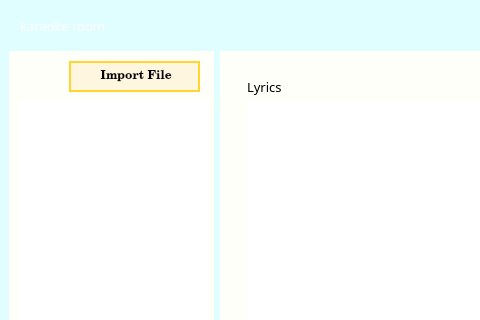
This is karaokeUI.ui in nimudebi/CSCI3280_2023_Group2 as Qt 5 draws it before an edit; both pictures show x 0 to 480 and y 0 to 320 of the 1050 by 750 pixel window. The edited form follows.
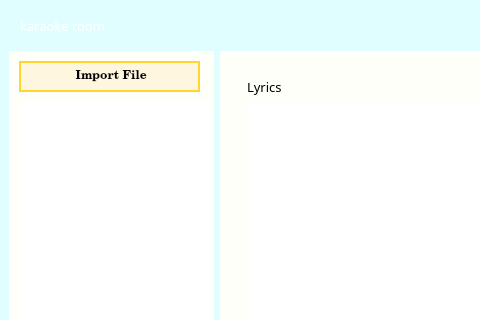
This is the edited form. Icons and pictures are not drawn.

```diff
--- a/karaokeUI.ui
+++ b/karaokeUI.ui
@@ -226,9 +226,9 @@
             <widget class="QPushButton" name="pushButton_11">
              <property name="geometry">
               <rect>
-               <x>60</x>
+               <x>10</x>
                <y>10</y>
-               <width>131</width>
+               <width>181</width>
                <height>31</height>
               </rect>
              </property>
```
